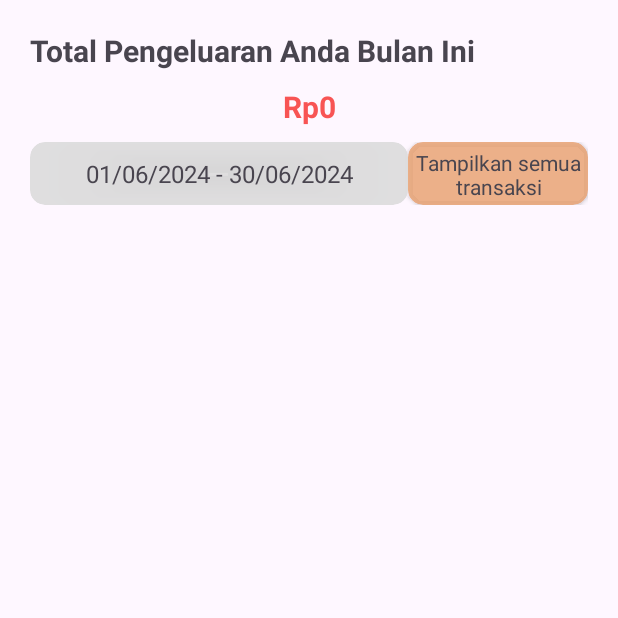
After one commit to farelyudapratama/AturDana, an Android app: the ExpenseActivity screen opened directly, with no data from a screen before it, on a phone screen of 412 x 824 dp, the top half of it. The commit adds this screen. Run offline under Robolectric (Android 15) with nearby library versions, the phone set to English and light mode, and no system bars; our stand-ins replace Firebase (no records; nobody signed in at launch, a user with empty details on screens opened directly).

Commit message:
Seharusnya sudah kelar mungkin?

```diff
--- a/app/src/main/AndroidManifest.xml
+++ b/app/src/main/AndroidManifest.xml
@@ -18,6 +18,12 @@
         android:supportsRtl="true"
         android:theme="@style/Theme.AturDana"
         tools:targetApi="31">
+        <activity
+            android:name=".view.ExpenseActivity"
+            android:exported="false" />
+        <activity
+            android:name=".view.IncomeActivity"
+            android:exported="false" />
         <activity
             android:name=".view.DetailTransaksiActivity"
             android:exported="false" />
--- a/app/src/main/java/com/yuch/aturdana/view/BudgetFragment.kt
+++ b/app/src/main/java/com/yuch/aturdana/view/BudgetFragment.kt
@@ -146,7 +146,8 @@ class BudgetFragment : Fragment(R.layout.fragment_budget) {
         val sortedBudgetStatusList = budgetStatusList.sortedByDescending {
             val yearInt = it.year.toIntOrNull() ?: 0
             val monthInt = it.month.toIntOrNull() ?: 0
-            yearInt * 100 + monthInt
+            val monthString = if (monthInt < 10) "0$monthInt" else monthInt.toString()
+            yearInt * 100 + monthString.toInt()
         }
 
         displayBudgetStatusList(sortedBudgetStatusList)
--- /dev/null
+++ b/app/src/main/java/com/yuch/aturdana/view/ExpenseActivity.kt
@@ -0,0 +1,175 @@
+package com.yuch.aturdana.view
+
+import android.os.Bundle
+import androidx.activity.enableEdgeToEdge
+import androidx.appcompat.app.AppCompatActivity
+import androidx.core.view.ViewCompat
+import androidx.core.view.WindowInsetsCompat
+import androidx.recyclerview.widget.LinearLayoutManager
+import com.google.android.material.datepicker.MaterialDatePicker
+import com.google.firebase.auth.FirebaseAuth
+import com.google.firebase.database.DataSnapshot
+import com.google.firebase.database.DatabaseError
+import com.google.firebase.database.DatabaseReference
+import com.google.firebase.database.FirebaseDatabase
+import com.google.firebase.database.ValueEventListener
+import com.yuch.aturdana.R
+import com.yuch.aturdana.data.TransactionAdapter
+import com.yuch.aturdana.data.pref.TransactionModel
+import com.yuch.aturdana.databinding.ActivityExpenseBinding
+import java.text.SimpleDateFormat
+import java.util.Calendar
+import java.util.Locale
+
+class ExpenseActivity : AppCompatActivity() {
+    private lateinit var binding: ActivityExpenseBinding
+    private lateinit var database: DatabaseReference
+    private lateinit var auth: FirebaseAuth
+    override fun onCreate(savedInstanceState: Bundle?) {
+        super.onCreate(savedInstanceState)
+        binding = ActivityExpenseBinding.inflate(layoutInflater)
+        setContentView(binding.root)
+
+        auth = FirebaseAuth.getInstance()
+        database = FirebaseDatabase.getInstance().reference
+
+        binding.apply {
+            cvDateFilter.setOnClickListener {
+                showDateRangePicker()
+            }
+            tvFilterAll.setOnClickListener {
+                fetchTransactionsForAllTime()
+                binding.tvTotalExpenseTitle.text = "Total Pengeluaran Anda :"
+            }
+        }
+
+        currentMonthIncome()
+    }
+
+    private fun currentMonthIncome() {
+        val calendar = Calendar.getInstance()
+        val currentMonthStart = calendar.apply {
+            set(Calendar.DAY_OF_MONTH, 1)
+            set(Calendar.HOUR_OF_DAY, 0)
+            set(Calendar.MINUTE, 0)
+            set(Calendar.SECOND, 0)
+            set(Calendar.MILLISECOND, 0)
+        }.timeInMillis
+
+        val currentMonthEnd = calendar.apply {
+            set(Calendar.DAY_OF_MONTH, getActualMaximum(Calendar.DAY_OF_MONTH))
+            set(Calendar.HOUR_OF_DAY, 23)
+            set(Calendar.MINUTE, 59)
+            set(Calendar.SECOND, 59)
+            set(Calendar.MILLISECOND, 999)
+        }.timeInMillis
+
+        binding.tvDate.text = "${convertTimestampToDate(currentMonthStart)} - ${convertTimestampToDate(currentMonthEnd)}"
+        fetchTransactionsForDateRange(currentMonthStart, currentMonthEnd)
+    }
+
+    // Fungsi untuk mengambil data transaksi untuk semua waktu
+    private fun fetchTransactionsForAllTime() {
+        val userId = auth.currentUser?.uid ?: return
+        val transactionRef = database.child("transaction")
+        val query = transactionRef.orderByChild("user_id").equalTo(userId)
+
+        query.addListenerForSingleValueEvent(object : ValueEventListener {
+            override fun onDataChange(dataSnapshot: DataSnapshot) {
+                var totalPengeluaran = 0.0
+
+                val transactions = mutableListOf<TransactionModel>()
+                for (data in dataSnapshot.children) {
+                    val transaction = data.getValue(TransactionModel::class.java)
+                    val type = data.child("type").getValue(String::class.java)
+                    val amount = data.child("amount").getValue(String::class.java)
+                    val amountDouble = amount?.toDoubleOrNull() ?: 0.0
+                    if (type == "Pengeluaran" && amount != null && transaction != null) {
+                        transaction.transactionId = data.key
+                        transactions.add(transaction)
+                        totalPengeluaran += amountDouble
+                    }
+                }
+                val adapter = TransactionAdapter(transactions)
+                binding.rvTransaksi.adapter = adapter
+                binding.rvTransaksi.layoutManager = LinearLayoutManager(this@ExpenseActivity)
+
+                binding.tvTotalExpense.setFormattedCurrency(totalPengeluaran)
+                binding.tvTotalExpenseTitle.text = "Total Pendapatan Anda Selama Ini"
+            }
+
+            override fun onCancelled(error: DatabaseError) {
+                // Handle error
+            }
+        })
+    }
+
+    private fun showDateRangePicker() {
+        val dateRangePicker = MaterialDatePicker.Builder
+            .dateRangePicker()
+            .setTitleText("Select Date")
+            .build()
+
+        dateRangePicker.show(
+            supportFragmentManager,
+            "date_range_picker"
+        )
+
+        dateRangePicker.addOnPositiveButtonClickListener { dateSelected ->
+            val startDate = dateSelected.first
+            val endDate = dateSelected.second
+
+            if (startDate != null && endDate != null) {
+                // Do something with the selected dates
+                binding.tvDate.text = "${convertTimestampToDate(startDate)} - ${convertTimestampToDate(endDate)}"
+                fetchTransactionsForDateRange(startDate, endDate)
+            }
+        }
+    }
+
+    private fun fetchTransactionsForDateRange(startDate: Long, endDate: Long) {
+        val userId = auth.currentUser?.uid ?: return
+        val transactionRef = database.child("transaction")
+        val query = transactionRef.orderByChild("user_id").equalTo(userId)
+
+        query.addListenerForSingleValueEvent(object : ValueEventListener {
+            override fun onDataChange(dataSnapshot: DataSnapshot) {
+                var totalPengeluaran = 0.0
+
+                val sdf = SimpleDateFormat("dd/MM/yyyy", Locale.getDefault())
+
+                val transactions = mutableListOf<TransactionModel>()
+                for (data in dataSnapshot.children) {
+                    val transaction = data.getValue(TransactionModel::class.java)
+
+                    val type = data.child("type").getValue(String::class.java)
+                    val amount = data.child("amount").getValue(String::class.java)
+                    val date = data.child("date").getValue(String::class.java)
+
+                    if (type == "Pengeluaran" && amount != null && date != null && transaction != null) {
+                        val transactionDate = sdf.parse(date).time
+                        if (transactionDate in startDate..endDate) {
+                            transaction.transactionId = data.key
+                            transactions.add(transaction)
+                            totalPengeluaran += amount.toDouble()
+                        }
+                    }
+                }
+                val adapter = TransactionAdapter(transactions)
+                binding.rvTransaksi.adapter = adapter
+                binding.rvTransaksi.layoutManager = LinearLayoutManager(this@ExpenseActivity)
+
+                binding.tvTotalExpense.setFormattedCurrency(totalPengeluaran)
+            }
+
+            override fun onCancelled(error: DatabaseError) {
+                // Handle error
+            }
+        })
+    }
+
+    private fun convertTimestampToDate(timestamp: Long): String {
+        val sdf = SimpleDateFormat("dd/MM/yyyy", Locale.getDefault())
+        return sdf.format(timestamp)
+    }
+}
--- /dev/null
+++ b/app/src/main/res/layout/activity_expense.xml
@@ -0,0 +1,106 @@
+<?xml version="1.0" encoding="utf-8"?>
+<ScrollView xmlns:android="http://schemas.android.com/apk/res/android"
+    xmlns:app="http://schemas.android.com/apk/res-auto"
+    xmlns:tools="http://schemas.android.com/tools"
+    android:id="@+id/main"
+    android:layout_width="match_parent"
+    android:layout_height="match_parent"
+    tools:context=".view.ExpenseActivity">
+    <androidx.constraintlayout.widget.ConstraintLayout
+        android:layout_width="match_parent"
+        android:layout_height="wrap_content"
+        android:padding="20dp">
+
+        <LinearLayout
+            android:id="@+id/linearLayout3"
+            android:layout_width="match_parent"
+            android:layout_height="wrap_content"
+            android:orientation="vertical"
+            app:layout_constraintEnd_toEndOf="parent"
+            app:layout_constraintStart_toStartOf="parent"
+            app:layout_constraintTop_toTopOf="parent">
+
+            <TextView
+                android:id="@+id/tvTotalExpenseTitle"
+                android:layout_width="wrap_content"
+                android:layout_height="wrap_content"
+                android:text="Total Pengeluaran Anda Bulan Ini"
+                android:textSize="20dp"
+                android:textStyle="bold" />
+
+            <TextView
+                android:id="@+id/tvTotalExpense"
+                android:layout_width="match_parent"
+                android:layout_height="wrap_content"
+                android:layout_marginTop="10dp"
+                android:layout_marginBottom="10dp"
+                android:gravity="center_horizontal"
+                android:hint="Rp2.000.000"
+                android:textColor="@color/red"
+                android:textSize="20sp"
+                android:textStyle="bold" />
+        </LinearLayout>
+
+        <LinearLayout
+            android:id="@+id/linearLayout5"
+            android:layout_width="match_parent"
+            android:layout_height="wrap_content"
+            app:layout_constraintTop_toBottomOf="@+id/linearLayout3"
+            tools:layout_editor_absoluteX="20dp">
+
+            <androidx.cardview.widget.CardView
+                android:id="@+id/cvDateFilter"
+                android:layout_width="wrap_content"
+                android:layout_height="wrap_content"
+                android:layout_weight="1"
+                app:cardBackgroundColor="#DDDADADA"
+                app:cardCornerRadius="10dp">
+
+                <LinearLayout
+                    android:layout_width="match_parent"
+                    android:layout_height="wrap_content"
+                    android:orientation="horizontal"
+                    android:padding="10dp">
+
+                    <TextView
+                        android:id="@+id/tvDate"
+                        android:layout_width="match_parent"
+                        android:layout_height="wrap_content"
+                        android:gravity="center_horizontal"
+                        android:text="Pilih Tanggal atau"
+                        android:textSize="16sp" />
+                </LinearLayout>
+            </androidx.cardview.widget.CardView>
+
+            <androidx.cardview.widget.CardView
+                android:layout_width="120dp"
+                android:layout_height="match_parent"
+                app:cardBackgroundColor="#DDEAA677"
+                app:cardCornerRadius="10dp">
+
+                <LinearLayout
+                    android:layout_width="match_parent"
+                    android:layout_height="match_parent"
+                    android:padding="4dp">
+
+                    <TextView
+                        android:id="@+id/tvFilterAll"
+                        android:layout_width="match_parent"
+                        android:layout_height="match_parent"
+                        android:gravity="center"
+                        android:text="Tampilkan semua transaksi" />
+                </LinearLayout>
+            </androidx.cardview.widget.CardView>
+        </LinearLayout>
+
+        <androidx.recyclerview.widget.RecyclerView
+            android:id="@+id/rv_transaksi"
+            android:layout_width="match_parent"
+            android:layout_height="wrap_content"
+            android:layout_marginTop="10dp"
+            app:layout_constraintTop_toBottomOf="@+id/linearLayout5"
+            tools:listitem="@layout/item_transaksi" />
+
+    </androidx.constraintlayout.widget.ConstraintLayout>
+
+</ScrollView>
--- a/app/src/main/res/layout/fragment_home.xml
+++ b/app/src/main/res/layout/fragment_home.xml
@@ -18,6 +18,7 @@
                 android:layout_height="wrap_content"
                 android:orientation="horizontal">
                 <com.google.android.material.card.MaterialCardView
+                    android:id="@+id/card_pendapatan"
                     android:layout_width="0dp"
                     android:layout_height="100dp"
                     android:layout_weight="1"
@@ -45,6 +46,7 @@
 
                 </com.google.android.material.card.MaterialCardView>
                 <com.google.android.material.card.MaterialCardView
+                    android:id="@+id/card_pengeluaran"
                     android:layout_width="0dp"
                     android:layout_height="100dp"
                     android:layout_weight="1"
```
Also changed, not shown: app/src/main/java/com/yuch/aturdana/view/HomeFragment.kt (+33 -3 lines), app/src/main/java/com/yuch/aturdana/view/IncomeActivity.kt (added, +173 -0 lines), app/src/main/java/com/yuch/aturdana/view/ReminderFragment.kt (+7 -1 lines), app/src/main/res/layout/activity_income.xml (added, +106 -0 lines).
